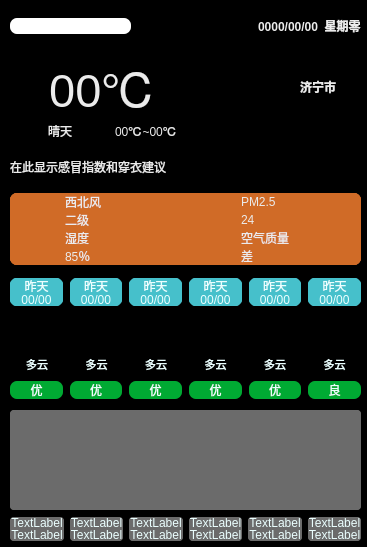
Old version of the form Weather_Forecast/widget.ui in the repository YRDF/Qt_Daily_Test.
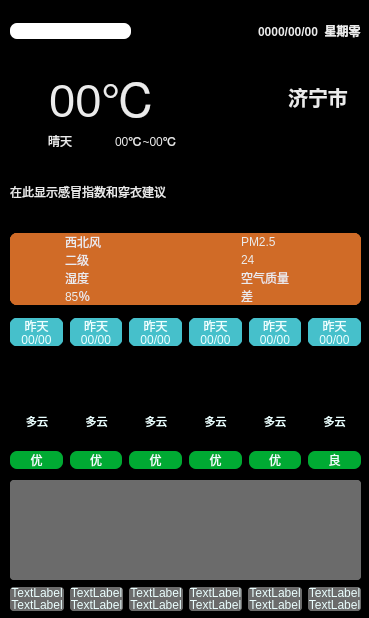
New version of the form. Icons and pictures are not drawn.

What changed in the file:
```diff
--- a/Weather_Forecast/widget.ui
+++ b/Weather_Forecast/widget.ui
@@ -6,8 +6,8 @@
    <rect>
     <x>0</x>
     <y>0</y>
-    <width>367</width>
-    <height>547</height>
+    <width>369</width>
+    <height>618</height>
    </rect>
   </property>
   <property name="windowTitle">
@@ -23,7 +23,7 @@
      <x>10</x>
      <y>0</y>
      <width>351</width>
-     <height>541</height>
+     <height>611</height>
     </rect>
    </property>
    <layout class="QVBoxLayout" name="verticalLayout_28" stretch="1,1,3,3,2">
@@ -183,6 +183,7 @@
              <widget class="QLabel" name="label_city">
               <property name="font">
                <font>
+                <pointsize>15</pointsize>
                 <bold>true</bold>
                </font>
               </property>
@@ -1751,6 +1752,12 @@
                    <height>16777215</height>
                   </size>
                  </property>
+                 <property name="font">
+                  <font>
+                   <pointsize>9</pointsize>
+                   <kerning>true</kerning>
+                  </font>
+                 </property>
                  <property name="focusPolicy">
                   <enum>Qt::NoFocus</enum>
                  </property>
@@ -1803,6 +1810,11 @@
                </property>
                <item>
                 <widget class="QLabel" name="label_fx_1">
+                 <property name="font">
+                  <font>
+                   <pointsize>9</pointsize>
+                  </font>
+                 </property>
                  <property name="styleSheet">
                   <string notr="true">    color:rgb(235, 255, 255);
     background-color:rgb(107,107,107);
@@ -1849,6 +1861,11 @@
                </property>
                <item>
                 <widget class="QLabel" name="label_fx_2">
+                 <property name="font">
+                  <font>
+                   <pointsize>9</pointsize>
+                  </font>
+                 </property>
                  <property name="styleSheet">
                   <string notr="true">    color:rgb(235, 255, 255);
     background-color:rgb(107,107,107);
@@ -1895,6 +1912,11 @@
                </property>
                <item>
                 <widget class="QLabel" name="label_fx_3">
+                 <property name="font">
+                  <font>
+                   <pointsize>9</pointsize>
+                  </font>
+                 </property>
                  <property name="styleSheet">
                   <string notr="true">    color:rgb(235, 255, 255);
     background-color:rgb(107,107,107);
@@ -1941,6 +1963,11 @@
                </property>
                <item>
                 <widget class="QLabel" name="label_fx_4">
+                 <property name="font">
+                  <font>
+                   <pointsize>9</pointsize>
+                  </font>
+                 </property>
                  <property name="styleSheet">
                   <string notr="true">    color:rgb(235, 255, 255);
     background-color:rgb(107,107,107);
@@ -1987,6 +2014,11 @@
                </property>
                <item>
                 <widget class="QLabel" name="label_fx_5">
+                 <property name="font">
+                  <font>
+                   <pointsize>9</pointsize>
+                  </font>
+                 </property>
                  <property name="styleSheet">
                   <string notr="true">    color:rgb(235, 255, 255);
     background-color:rgb(107,107,107);
```
